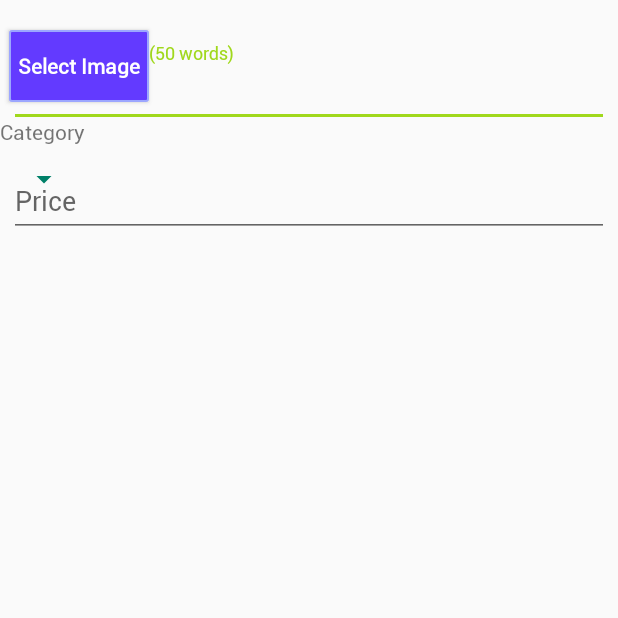
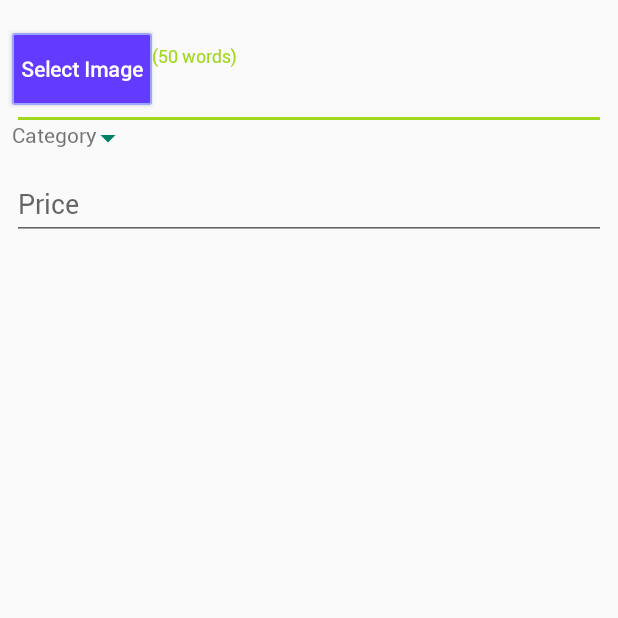
Before and after one commit to elirehema/GitAll, an Android app: the ProductUpload screen opened directly, with no data from a screen before it, on a phone screen of 412 x 824 dp, the top half of it. Run offline under Robolectric (Android 15) with nearby library versions, the phone set to English and light mode, and no system bars; our stand-ins replace ButterKnife, Firebase (no records; nobody signed in at launch, a user with empty details on screens opened directly), Volley.

Commit message:
First upload to Firestore

```diff
--- a/app/build.gradle
+++ b/app/build.gradle
@@ -111,6 +111,7 @@ dependencies {
     implementation "com.google.firebase:firebase-messaging:$rootProject.firebaseMessaging"
     implementation "com.google.firebase:firebase-core:$rootProject.firebaseCore"
     implementation "com.google.firebase:firebase-analytics:$rootProject.firebaseAnalytics"
+    implementation 'com.google.firebase:firebase-firestore:21.6.0'
 
 
 }
--- a/app/src/main/AndroidManifest.xml
+++ b/app/src/main/AndroidManifest.xml
@@ -66,7 +66,7 @@
 
         <activity android:name=".activities.MainActivity"
             android:configChanges="orientation|screenSize|keyboardHidden"/>
-        <activity android:name=".activities.upload">
+        <activity android:name=".activities.ProductUpload">
             <intent-filter>
                 <action android:name="android.intent.action.SEND" />
 
--- a/app/src/main/java/azaa/android/com/azaa/roomApi/Dao/productDao.java
+++ b/app/src/main/java/azaa/android/com/azaa/roomApi/dao/productDao.java
@@ -1,4 +1,4 @@
-package azaa.android.com.azaa.roomApi.Dao;
+package azaa.android.com.azaa.roomApi.dao;
 
 import androidx.room.Dao;
 import androidx.room.Delete;
--- a/app/src/main/java/azaa/android/com/azaa/roomApi/database/AppDatabase.java
+++ b/app/src/main/java/azaa/android/com/azaa/roomApi/database/AppDatabase.java
@@ -4,7 +4,7 @@ package azaa.android.com.azaa.roomApi.database;
 import androidx.room.Database;
 import androidx.room.RoomDatabase;
 
-import azaa.android.com.azaa.roomApi.Dao.productDao;
+import azaa.android.com.azaa.roomApi.dao.productDao;
 import azaa.android.com.azaa.roomApi.entity.eProduct;
 
 @Database(entities = {eProduct.class}, version = 1,exportSchema = false)
--- a/app/src/main/java/azaa/android/com/azaa/user/itemStores.java
+++ b/app/src/main/java/azaa/android/com/azaa/user/itemStores.java
@@ -17,7 +17,7 @@ import java.util.ArrayList;
 import java.util.List;
 
 import azaa.android.com.azaa.R;
-import azaa.android.com.azaa.activities.upload;
+import azaa.android.com.azaa.activities.ProductUpload;
 import azaa.android.com.azaa.adapters.shopAdapter;
 import azaa.android.com.azaa.database.databaseOperations;
 import azaa.android.com.azaa.model.Product;
@@ -142,6 +142,6 @@ public class itemStores extends AppCompatActivity  {
     }
     @OnClick(R.id.store_add)
     public void add(){
-        startActivity(new Intent(getApplicationContext(),upload.class));
+        startActivity(new Intent(getApplicationContext(), ProductUpload.class));
     }
 }
--- a/app/src/main/res/layout/activity_upload_image.xml
+++ b/app/src/main/res/layout/activity_upload_image.xml
@@ -1,133 +1,147 @@
-<ScrollView
-    xmlns:android="http://schemas.android.com/apk/res/android"
+<ScrollView xmlns:android="http://schemas.android.com/apk/res/android"
+    xmlns:app="http://schemas.android.com/apk/res-auto"
     xmlns:tools="http://schemas.android.com/tools"
-    android:layout_width="fill_parent"
-    android:layout_height="fill_parent"
+    android:layout_width="match_parent"
+    android:layout_height="match_parent"
     android:background="#00633aff"
-    xmlns:app="http://schemas.android.com/apk/res-auto"
     android:orientation="vertical">
-    <RelativeLayout
-        xmlns:android="http://schemas.android.com/apk/res/android"
-        xmlns:tools="http://schemas.android.com/tools"
-        android:layout_width="fill_parent"
-        android:layout_height="fill_parent"
-        xmlns:app="http://schemas.android.com/apk/res-auto"
+
+    <androidx.constraintlayout.widget.ConstraintLayout
+        android:layout_width="match_parent"
+        android:layout_height="wrap_content"
+        android:layout_margin="@dimen/dp_5"
         android:orientation="vertical">
 
         <com.google.android.material.textfield.TextInputLayout
             android:id="@+id/title"
             android:layout_width="match_parent"
             android:layout_height="wrap_content"
-        android:layout_below="@id/imageView"
-        android:padding="@dimen/sp6">
+            android:padding="@dimen/sp6"
+            app:layout_constraintStart_toStartOf="parent"
+            app:layout_constraintTop_toBottomOf="@id/image">
 
             <com.google.android.material.textfield.TextInputEditText
-        android:id="@+id/imageTitle"
+                android:id="@+id/text_image_title"
                 android:layout_width="match_parent"
                 android:layout_height="wrap_content"
                 android:hint="@string/image_title"
                 android:inputType="text"
                 android:maxLength="15" />
         </com.google.android.material.textfield.TextInputLayout>
+
         <com.google.android.material.textfield.TextInputLayout
             android:id="@+id/desc"
             android:layout_width="match_parent"
             android:layout_height="wrap_content"
-        android:layout_below="@id/title"
-        android:padding="@dimen/sp6">
+            android:padding="@dimen/sp6"
+            app:layout_constraintStart_toStartOf="@id/title"
+            app:layout_constraintTop_toBottomOf="@id/title">
+
             <com.google.android.material.textfield.TextInputEditText
-        android:id="@+id/imageDesc"
+                android:id="@+id/text_description"
                 android:layout_width="match_parent"
                 android:layout_height="wrap_content"
                 android:hint="@string/_description"
                 android:inputType="text"
                 android:maxLength="500" />
         </com.google.android.material.textfield.TextInputLayout>
+
         <com.google.android.material.textfield.TextInputLayout
             android:id="@+id/price"
             android:layout_width="match_parent"
             android:layout_height="wrap_content"
             android:layout_marginTop="@dimen/sp10"
-        android:layout_below="@id/desc"
-        android:padding="@dimen/sp6">
+            android:padding="@dimen/sp6"
+            app:layout_constraintStart_toStartOf="@id/title"
+
+            app:layout_constraintTop_toBottomOf="@id/desc">
+
             <com.google.android.material.textfield.TextInputEditText
-        android:id="@+id/imagePrice"
+                android:id="@+id/text_price"
                 android:layout_width="match_parent"
                 android:layout_height="wrap_content"
+                android:layout_below="@id/text_description"
                 android:hint="@string/price"
                 android:inputType="numberDecimal"
-        android:maxLength="13"
-        android:layout_below="@id/imageDesc" />
+                android:maxLength="13" />
         </com.google.android.material.textfield.TextInputLayout>
 
 
-
-    <ImageView
-        android:id="@+id/imageView"
-        android:contentDescription="@string/app_name"
+        <androidx.appcompat.widget.AppCompatImageView
+            android:id="@+id/image"
             android:layout_width="240sp"
             android:layout_height="300sp"
+            android:layout_alignParentEnd="true"
             android:layout_gravity="center_horizontal"
-        android:background="@drawable/transparent_edittext"
             android:layout_marginTop="10sp"
             android:layout_marginEnd="@dimen/sp6"
+            android:background="@drawable/transparent_edittext"
+            android:contentDescription="@string/app_name"
+            android:maxHeight="300dp"
             android:scaleType="fitXY"
-        android:layout_alignParentEnd="true"
-        android:maxHeight="300dp" />
-
+            app:layout_constraintEnd_toEndOf="parent"
+            app:layout_constraintTop_toTopOf="parent" />
 
 
         <Button
             android:id="@+id/btnUpload"
             android:layout_width="wrap_content"
             android:layout_height="wrap_content"
+            android:layout_below="@id/price"
+            android:layout_centerHorizontal="true"
+            android:layout_gravity="center"
+            android:layout_marginLeft="5sp"
+            android:layout_marginTop="10dp"
             android:layout_marginRight="5sp"
-            android:layout_marginLeft="5sp"
-            android:layout_gravity="center"
+            android:background="@drawable/edittext"
+            android:text="Upload"
+            android:textAllCaps="false"
             android:textColor="#ffffff"
             android:textStyle="bold"
-            android:layout_marginTop="10dp"
-            android:layout_below="@id/price"
-            android:background="@drawable/edittext"
-            android:layout_centerHorizontal="true"
-            android:textAllCaps="false"
-            android:text="Upload" />
+            app:layout_constraintEnd_toEndOf="parent"
+            app:layout_constraintStart_toStartOf="parent"
+            app:layout_constraintTop_toBottomOf="@id/price" />
 
         <TextView
             android:id="@+id/textCategory"
             android:layout_width="wrap_content"
             android:layout_height="wrap_content"
-            android:layout_marginTop="10dp"
             android:layout_below="@id/btn_pick"
             android:layout_alignParentStart="true"
-            android:text="Category"/>
+            android:layout_marginTop="10dp"
+            android:text="Category"
+            app:layout_constraintStart_toStartOf="@id/btn_pick"
+            app:layout_constraintTop_toBottomOf="@id/btn_pick" />
 
 
         <Spinner
             android:id="@+id/spinnerCategory"
             android:layout_width="wrap_content"
             android:layout_height="wrap_content"
+            android:layout_gravity="center"
+            android:layout_marginLeft="5sp"
+            android:layout_marginTop="10dp"
             android:layout_marginRight="5sp"
-        android:layout_marginLeft="5sp"
-        android:layout_gravity="center"
-        android:layout_marginTop="10dp"
             android:backgroundTint="@color/primaryDarkColor"
-        android:layout_below="@id/textCategory"
-        >
+            app:layout_constraintEnd_toEndOf="@id/btn_pick"
+            app:layout_constraintTop_toBottomOf="@id/btn_pick">
 
         </Spinner>
+
         <Button
             android:id="@+id/btn_pick"
             android:layout_width="wrap_content"
+            android:layout_height="wrap_content"
+            android:layout_marginStart="@dimen/sp6"
+            android:layout_marginTop="20dp"
+            android:background="@drawable/edittext"
             android:padding="@dimen/sp6"
-        android:layout_height="wrap_content"
-        android:layout_marginTop="20dp"
+            android:text="Select Image"
             android:textAllCaps="false"
             android:textColor="#ffffff"
             android:textStyle="bold"
-        android:background="@drawable/edittext"
-        android:layout_marginStart="@dimen/sp6"
-        android:text="Select Image" />
-    </RelativeLayout>
+            app:layout_constraintStart_toStartOf="parent"
+            app:layout_constraintTop_toTopOf="parent" />
+    </androidx.constraintlayout.widget.ConstraintLayout>
 
 </ScrollView>
```
Also changed, not shown: app/src/main/java/azaa/android/com/azaa/activities/MainActivity.java (+9 -20 lines), app/src/main/java/azaa/android/com/azaa/activities/ProductUpload.java (renamed from app/src/main/java/azaa/android/com/azaa/activities/upload.java, +31 -88 lines). Lines whose indentation alone changed are shown as unchanged.
